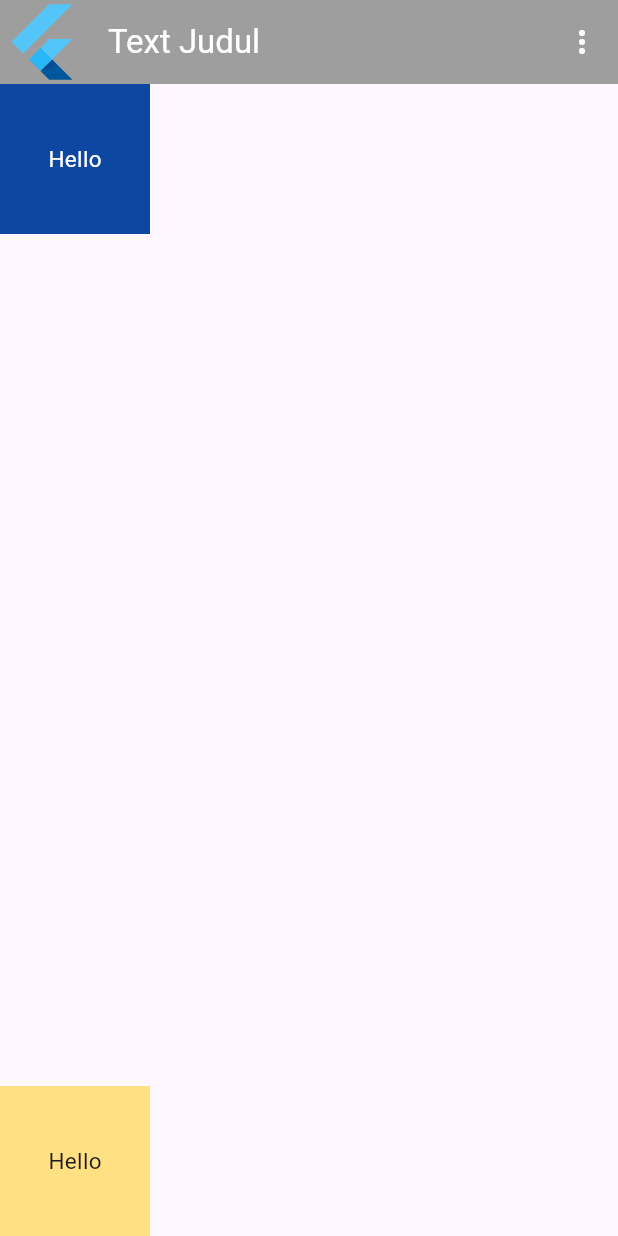
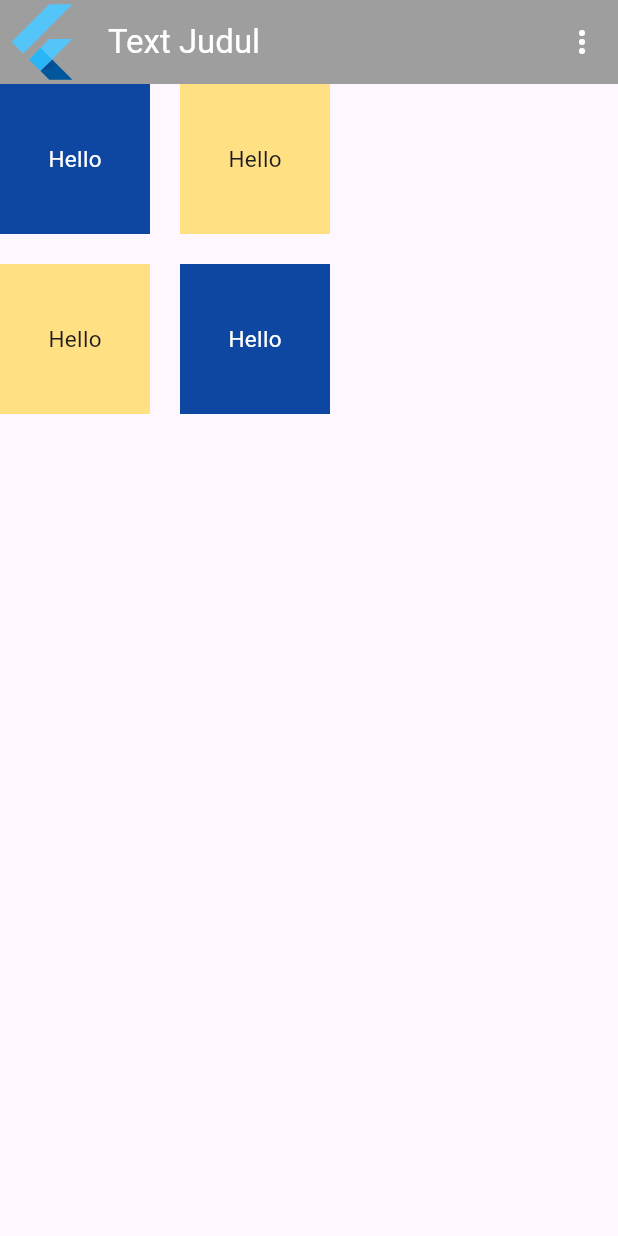
Before and after one commit to maulitayasmin/mobile, a Flutter app: the screen it shows after launch, on a phone screen of 412 x 824 dp. Run offline on Flutter 3.47's test engine with Material 3 defaults, Android fonts, the phone set to English and light mode, and no system bars.

Commit message:
soal12 done

```diff
--- /dev/null
+++ b/lib/latihan/latihan_12.dart
@@ -0,0 +1,106 @@
+import 'dart:math';
+
+import 'package:flutter/material.dart';
+
+class Latihan12 extends StatelessWidget {
+  const Latihan12({super.key});
+
+  @override
+  Widget build(BuildContext context) {
+    return Scaffold(
+      appBar: AppBar(
+        leading: FlutterLogo(
+          size: 10.0, // Ukuran logo di pojok kiri
+        ),
+        title: Text('Text Judul'),
+        foregroundColor: Colors.white,
+        backgroundColor: Colors.grey,
+        actions: [
+          IconButton(
+            onPressed: () {
+              print('Klik More');
+            },
+            icon: Icon(Icons.more_vert),
+          ),
+        ],
+      ),
+      body: Row(
+        children: [
+          Column(
+            mainAxisAlignment: MainAxisAlignment.start,
+            children: [
+              Container(
+                margin: EdgeInsets.only(bottom: 20),
+                width: 100,
+                height: 100,
+                color: Colors.blue[900],
+                child: Center(
+                  child: Text(
+                    'Hello',
+                    style: TextStyle(
+                      color: Colors.white,
+                      fontSize: 15,
+                    ),
+                  ),
+                ),
+              ),
+              Container(
+                width: 100,
+                height: 100,
+                color: Colors.amber[200],
+                child: Center(
+                  child: Text(
+                    'Hello',
+                    style: TextStyle(
+                      fontSize: 15,
+                    ),
+                  ),
+                ),
+              ),
+            ],
+          ),
+          SizedBox(width: 20), // Jarak antar kolom
+          Column(
+            mainAxisAlignment: MainAxisAlignment.start,
+            children: [
+              Container(
+                margin: EdgeInsets.only(bottom: 20),
+                width: 100,
+                height: 100,
+                color: Colors.amber[200],
+                child: Center(
+                  child: Text(
+                    'Hello',
+                    style: TextStyle(
+                      fontSize: 15,
+                    ),
+                  ),
+                ),
+              ),
+              Container(
+                width: 100,
+                height: 100,
+                color: Colors.blue[900],
+                child: Center(
+                  child: Text(
+                    'Hello',
+                    style: TextStyle(
+                      fontSize: 15,
+                      color: Colors.white,
+                    ),
+                  ),
+                ),
+              ),
+            ],
+          ),
+        ],
+      ),
+    );
+  }
+}
+
+void main() {
+  runApp(MaterialApp(
+    home: Latihan12(),
+  ));
+}
--- a/lib/main.dart
+++ b/lib/main.dart
@@ -12,6 +12,7 @@ import './latihan/latihan_8.dart';
 import './latihan/latihan_9.dart';
 import './latihan/latihan_10.dart';
 import './latihan/latihan_11.dart';
+import './latihan/latihan_12.dart';
 
 void main() {
   runApp(LitaApp());
@@ -22,6 +23,6 @@ class LitaApp extends StatelessWidget {
 
   @override
   Widget build(BuildContext context) {
-    return MaterialApp(debugShowCheckedModeBanner: false, home: Latihan11());
+    return MaterialApp(debugShowCheckedModeBanner: false, home: Latihan12());
   }
 }
```
